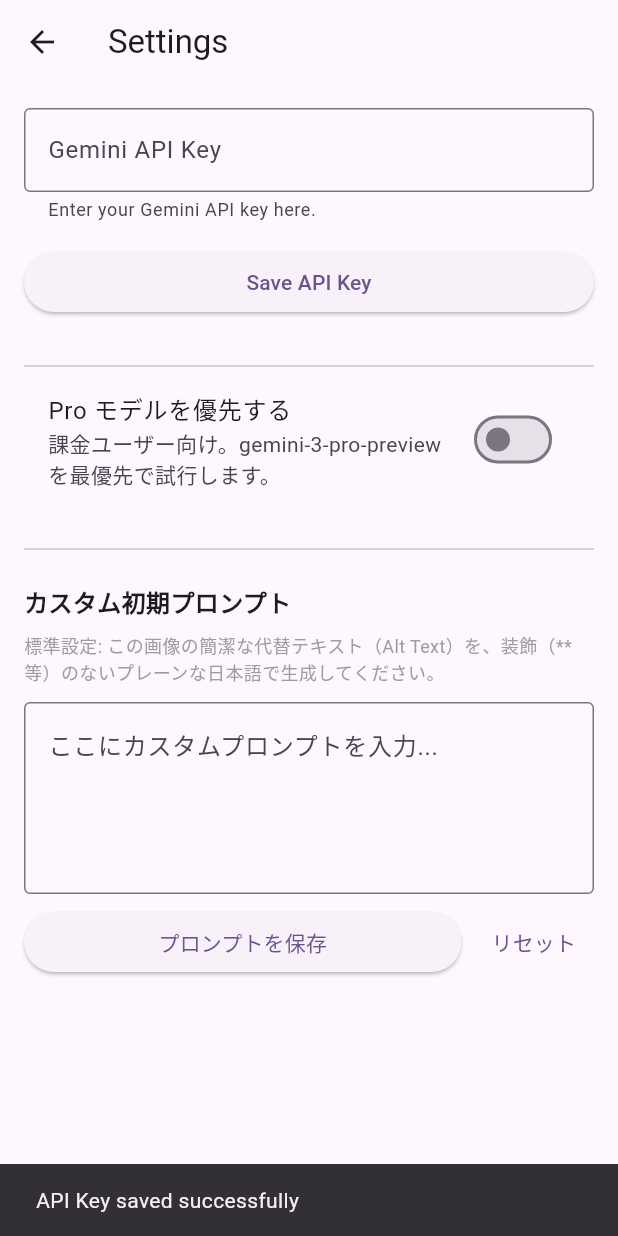
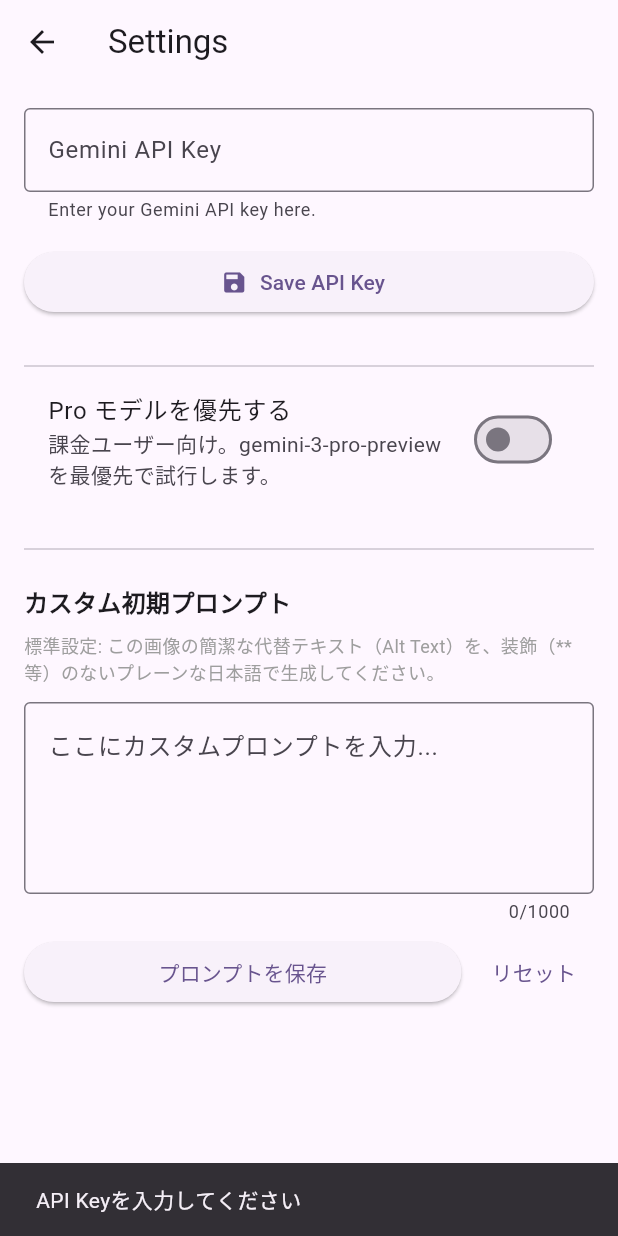
Before and after one commit to shodoi/alt-assistant-app, a Flutter app: the screen it shows after launch, after a tap on "Save API Key", on a phone screen of 412 x 824 dp. Run offline on Flutter 3.47's test engine with Material 3 defaults, Android fonts, the light colour scheme and no system bars; our stand-ins replace flutter_markdown, flutter_secure_storage, google_generative_ai, image_picker, sqflite; accounts and stored records are empty.

Commit message:
feat: `config.dart`を導入し、APIキーの検証機能、プロンプトの文字数制限、およびエラーハンドリングを改善しました。

```diff
--- /dev/null
+++ b/lib/config.dart
@@ -0,0 +1,8 @@
+class AppConfig {
+  static const int timeoutSeconds = 30;
+  static const int maxImageSize = 1024;
+  static const int historyLimit = 30;
+  static const int maxPromptLength = 1000;
+
+  static const String initialPromptDefault = 'この画像の簡潔な代替テキスト（Alt Text）を、装飾（**等）のないプレーンな日本語で生成してください。';
+}
--- a/lib/history_database.dart
+++ b/lib/history_database.dart
@@ -2,6 +2,7 @@ import 'dart:async';
 import 'dart:typed_data';
 import 'package:path/path.dart';
 import 'package:sqflite/sqflite.dart';
+import 'config.dart';
 
 class HistoryItem {
   final int? id;
@@ -111,7 +112,7 @@ class HistoryDatabase {
       'history',
       orderBy: 'createdAt DESC',
       limit: 1,
-      offset: 29, // Change from 49 to 29
+      offset: AppConfig.historyLimit - 1, // Change from 49 to 29
     );
 
     if (result.isNotEmpty) {
--- a/lib/main.dart
+++ b/lib/main.dart
@@ -8,10 +8,12 @@ import 'package:flutter_secure_storage/flutter_secure_storage.dart';
 import 'package:google_generative_ai/google_generative_ai.dart';
 import 'package:image_picker/image_picker.dart';
 import 'package:image/image.dart' as img;
+
+import 'config.dart';
 import 'history_database.dart';
 import 'history_page.dart';
 
-const String kDefaultInitialPrompt = 'この画像の簡潔な代替テキスト（Alt Text）を、装飾（**等）のないプレーンな日本語で生成してください。';
+
 
 void main() {
   WidgetsFlutterBinding.ensureInitialized();
@@ -59,6 +61,7 @@ class _SettingsPageState extends State<SettingsPage> {
   static const _customPromptKey = 'custom_initial_prompt'; // 追加
   bool _isLoading = true;
   bool _useProPriority = false;
+  bool _isVerifying = false; // 検証中ステータス
 
   @override
   void initState() {
@@ -82,11 +85,52 @@ class _SettingsPageState extends State<SettingsPage> {
   }
 
   Future<void> _saveApiKey() async {
-    await _storage.write(key: _apiKeyKey, value: _apiKeyController.text.trim());
-    if (mounted) {
+    final newKey = _apiKeyController.text.trim();
+    if (newKey.isEmpty) {
       ScaffoldMessenger.of(context).showSnackBar(
-        const SnackBar(content: Text('API Key saved successfully')),
+        const SnackBar(content: Text('API Keyを入力してください')),
       );
+      return;
+    }
+
+    setState(() {
+      _isVerifying = true;
+    });
+
+    try {
+      // APIキーの有効性検証
+      final model = GenerativeModel(
+        model: 'gemini-3-flash-preview', // 軽量なモデルでテスト
+        apiKey: newKey,
+      );
+      // テストリクエスト送信
+      await model.generateContent([Content.text('test')]);
+
+      // 保存
+      await _storage.write(key: _apiKeyKey, value: newKey);
+      if (mounted) {
+        ScaffoldMessenger.of(context).showSnackBar(
+          const SnackBar(
+            content: Text('API Keyを確認し、保存しました'),
+            backgroundColor: Colors.green,
+          ),
+        );
+      }
+    } catch (e) {
+      if (mounted) {
+        ScaffoldMessenger.of(context).showSnackBar(
+          SnackBar(
+            content: Text('API Keyが無効か、通信エラーです: ${e.toString().split(']').last.trim()}'),
+            backgroundColor: Colors.red,
+          ),
+        );
+      }
+    } finally {
+      if (mounted) {
+        setState(() {
+          _isVerifying = false;
+        });
+      }
     }
   }
 
@@ -120,9 +164,15 @@ class _SettingsPageState extends State<SettingsPage> {
                         obscureText: true,
                       ),
                       const SizedBox(height: 16),
-                      ElevatedButton(
-                        onPressed: _saveApiKey,
-                        child: const Text('Save API Key'),
+                      ElevatedButton.icon(
+                        onPressed: _isVerifying ? null : _saveApiKey,
+                        icon: _isVerifying
+                            ? const SizedBox(
+                                width: 20,
+                                height: 20,
+                                child: CircularProgressIndicator(strokeWidth: 2))
+                            : const Icon(Icons.save),
+                        label: Text(_isVerifying ? '検証中...' : 'Save API Key'),
                       ),
                       const SizedBox(height: 24),
                       const Divider(),
@@ -151,7 +201,7 @@ class _SettingsPageState extends State<SettingsPage> {
                       ),
                       const SizedBox(height: 8),
                       Text(
-                        '標準設定: $kDefaultInitialPrompt',
+                        '標準設定: ${AppConfig.initialPromptDefault}',
                         style:
                             const TextStyle(fontSize: 12, color: Colors.grey),
                       ),
@@ -159,6 +209,7 @@ class _SettingsPageState extends State<SettingsPage> {
                       TextField(
                         controller: _promptController,
                         maxLines: 4,
+                        maxLength: AppConfig.maxPromptLength,
                         decoration: const InputDecoration(
                           hintText: 'ここにカスタムプロンプトを入力...',
                           border: OutlineInputBorder(),
@@ -170,9 +221,17 @@ class _SettingsPageState extends State<SettingsPage> {
                           Expanded(
                             child: ElevatedButton(
                               onPressed: () async {
+                                final text = _promptController.text.trim();
+                                if (text.length > AppConfig.maxPromptLength) {
+                                  ScaffoldMessenger.of(context).showSnackBar(
+                                    const SnackBar(content: Text('プロンプトが長すぎます')),
+                                  );
+                                  return;
+                                }
+
                                 await _storage.write(
                                     key: _customPromptKey,
-                                    value: _promptController.text.trim());
+                                    value: text);
                                 if (mounted) {
                                   ScaffoldMessenger.of(context).showSnackBar(
                                     const SnackBar(
@@ -338,7 +397,7 @@ class _HomePageState extends State<HomePage> {
     final customPrompt = await _storage.read(key: 'custom_initial_prompt');
     final prompt = (customPrompt != null && customPrompt.isNotEmpty)
         ? customPrompt
-        : kDefaultInitialPrompt;
+        : AppConfig.initialPromptDefault;
 
     final userMessage = _isCustomPromptActive ? 'カスタム指示を実行中...' : '画像の代替テキストを生成中...';
 
@@ -366,7 +425,7 @@ class _HomePageState extends State<HomePage> {
 
         _chatSession = _model!.startChat();
         final response = await _chatSession!.sendMessage(content.first).timeout(
-          const Duration(seconds: 30),
+          Duration(seconds: AppConfig.timeoutSeconds), // const削除
           onTimeout: () => throw Exception('タイムアウトしました'),
         );
 
@@ -384,23 +443,18 @@ class _HomePageState extends State<HomePage> {
         return;
       } catch (e) {
         debugPrint('Error with $modelName: $e');
-        String errorMsg = e.toString();
-        if (errorMsg.contains('SAFETY') || errorMsg.contains('safety')) {
-          errorMsg = '安全性ポリシーによりこの画像は処理できません（モデル: $modelName）';
+
+        if (i == _modelHierarchy.length - 1) {
+          // 最後のモデルでも失敗した場合のみユーザーに通知
+          String userError = 'エラーが発生しました。時間をおいて再試行してください。';
+          String errorMsg = e.toString();
+          if (errorMsg.contains('SAFETY') || errorMsg.contains('safety')) {
+            userError = '安全性ポリシーによりこの画像は処理できませんでした。';
+          }
+
           if (mounted) {
             setState(() {
-              _messages.add(ChatMessage(role: 'model', text: errorMsg));
-              _isLoading = false;
-              _statusMessage = '';
-            });
-          }
-          return; // Don't fallback for safety violations as other models will likely block it too
-        }
-
-        if (i == _modelHierarchy.length - 1) {
-          if (mounted) {
-            setState(() {
-              _messages.add(ChatMessage(role: 'model', text: 'すべてのモデルでエラーが発生しました: $e'));
+              _messages.add(ChatMessage(role: 'model', text: userError));
               _isLoading = false;
               _statusMessage = '';
             });
@@ -445,7 +499,7 @@ class _HomePageState extends State<HomePage> {
         }
 
         final response = await _chatSession!.sendMessage(Content.text(userMessage)).timeout(
-              const Duration(seconds: 30),
+              Duration(seconds: AppConfig.timeoutSeconds), // const削除
               onTimeout: () => throw Exception('タイムアウトしました'),
             );
         if (mounted) {
@@ -462,22 +516,17 @@ class _HomePageState extends State<HomePage> {
         return;
       } catch (e) {
         debugPrint('Error with $modelName during send: $e');
-        String errorMsg = e.toString();
-        if (errorMsg.contains('SAFETY') || errorMsg.contains('safety')) {
-          errorMsg = '安全性ポリシーにより回答を生成できません（モデル: $modelName）';
+
+        if (i == _modelHierarchy.length - 1) {
+           String userError = 'エラーが発生しました。';
+           String errorMsg = e.toString();
+           if (errorMsg.contains('SAFETY') || errorMsg.contains('safety')) {
+             userError = '安全性ポリシーにより回答できませんでした。';
+           }
+
           if (mounted) {
             setState(() {
-              _messages.add(ChatMessage(role: 'model', text: errorMsg));
-              _isLoading = false;
-              _statusMessage = '';
-            });
-          }
-          return;
-        }
-        if (i == _modelHierarchy.length - 1) {
-          if (mounted) {
-            setState(() {
-              _messages.add(ChatMessage(role: 'model', text: 'エラーが発生しました: $e'));
+              _messages.add(ChatMessage(role: 'model', text: userError));
               _isLoading = false;
               _statusMessage = '';
             });
@@ -805,11 +854,13 @@ class _HomePageState extends State<HomePage> {
                   Expanded(
                     child: TextField(
                       controller: _textController,
+                      maxLength: AppConfig.maxPromptLength,
                       decoration: const InputDecoration(
                         hintText: '追加の指示を入力...',
                         border: OutlineInputBorder(),
                         contentPadding:
                             EdgeInsets.symmetric(horizontal: 12, vertical: 8),
+                        counterText: '', // カウンターを非表示
                       ),
                       onSubmitted: (_) => _sendMessage(),
                       enabled: _imageBytes != null, // Disable if no image
```
Also changed, not shown: 1 other file.
